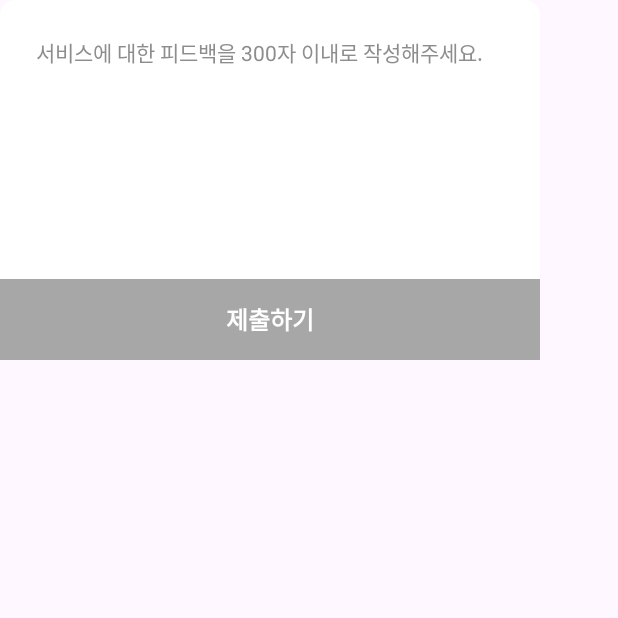
After one commit to team-pixels-dev/EarlyBird-Android, an Android app: the fragment NpsCommentDialogFragment shown on its own in the app's theme, on a phone screen of 412 x 824 dp, the top half of it. The commit adds this screen. Run offline under Robolectric (Android 15) with nearby library versions, the light colour scheme and no system bars.

Commit message:
nps comment ui 만들기

```diff
--- a/app/src/main/AndroidManifest.xml
+++ b/app/src/main/AndroidManifest.xml
@@ -1,6 +1,7 @@
 <?xml version="1.0" encoding="utf-8"?>
 <manifest xmlns:android="http://schemas.android.com/apk/res/android"
     xmlns:tools="http://schemas.android.com/tools">
+
     <uses-permission android:name="android.permission.INTERNET"/>
     <uses-permission android:name="android.permission.POST_NOTIFICATIONS" />
     <uses-permission android:name="android.permission.RECEIVE_BOOT_COMPLETED" />
--- /dev/null
+++ b/app/src/main/java/com/suhwan/earlybird_test/ui/nps/NpsCommentDialogFragment.kt
@@ -0,0 +1,60 @@
+package com.suhwan.earlybird_test.ui.nps
+
+import android.os.Bundle
+import androidx.fragment.app.Fragment
+import android.view.LayoutInflater
+import android.view.View
+import android.view.ViewGroup
+import com.suhwan.earlybird_test.R
+
+// TODO: Rename parameter arguments, choose names that match
+// the fragment initialization parameters, e.g. ARG_ITEM_NUMBER
+private const val ARG_PARAM1 = "param1"
+private const val ARG_PARAM2 = "param2"
+
+/**
+ * A simple [Fragment] subclass.
+ * Use the [NpsCommentDialogFragment.newInstance] factory method to
+ * create an instance of this fragment.
+ */
+class NpsCommentDialogFragment : Fragment() {
+    // TODO: Rename and change types of parameters
+    private var param1: String? = null
+    private var param2: String? = null
+
+    override fun onCreate(savedInstanceState: Bundle?) {
+        super.onCreate(savedInstanceState)
+        arguments?.let {
+            param1 = it.getString(ARG_PARAM1)
+            param2 = it.getString(ARG_PARAM2)
+        }
+    }
+
+    override fun onCreateView(
+        inflater: LayoutInflater, container: ViewGroup?,
+        savedInstanceState: Bundle?
+    ): View? {
+        // Inflate the layout for this fragment
+        return inflater.inflate(R.layout.fragment_nps_comment_dialog, container, false)
+    }
+
+    companion object {
+        /**
+         * Use this factory method to create a new instance of
+         * this fragment using the provided parameters.
+         *
+         * @param param1 Parameter 1.
+         * @param param2 Parameter 2.
+         * @return A new instance of fragment NpsCommentDialogFragment.
+         */
+        // TODO: Rename and change types and number of parameters
+        @JvmStatic
+        fun newInstance(param1: String, param2: String) =
+            NpsCommentDialogFragment().apply {
+                arguments = Bundle().apply {
+                    putString(ARG_PARAM1, param1)
+                    putString(ARG_PARAM2, param2)
+                }
+            }
+    }
+}
--- /dev/null
+++ b/app/src/main/res/layout/fragment_nps_comment_dialog.xml
@@ -0,0 +1,45 @@
+<?xml version="1.0" encoding="utf-8"?>
+<FrameLayout xmlns:android="http://schemas.android.com/apk/res/android"
+    xmlns:app="http://schemas.android.com/apk/res-auto"
+    xmlns:tools="http://schemas.android.com/tools"
+    android:layout_width="wrap_content"
+    android:layout_height="wrap_content"
+    tools:context=".ui.nps.NpsScoreDialogFragment">
+    <androidx.constraintlayout.widget.ConstraintLayout
+        android:layout_width="360dp"
+        android:layout_height="240dp"
+        android:background="@drawable/round10">
+
+        <EditText
+            android:layout_width="match_parent"
+            android:layout_height="wrap_content"
+            android:background="@null"
+            android:hint="@string/hint"
+            android:textColorHint="@color/gray"
+            android:textSize="14sp"
+            android:layout_marginTop="24dp"
+            android:layout_marginHorizontal="24dp"
+            android:maxLength="300"
+            app:layout_constraintEnd_toEndOf="parent"
+            app:layout_constraintStart_toStartOf="parent"
+            app:layout_constraintTop_toTopOf="parent" />
+
+
+        <androidx.appcompat.widget.AppCompatButton
+            android:id="@+id/submit_button"
+            android:layout_width="match_parent"
+            android:layout_height="54dp"
+            android:layout_gravity="bottom"
+            android:background="@color/nps_button"
+            android:stateListAnimator="@null"
+            android:text="@string/nps_submit"
+            android:textColor="@color/white"
+            android:textSize="16sp"
+            android:textStyle="bold"
+            android:clickable="false"
+            android:layout_marginTop="30dp"
+            app:layout_constraintBottom_toBottomOf="parent"
+            app:layout_constraintEnd_toEndOf="parent"
+            app:layout_constraintStart_toStartOf="parent" />
+    </androidx.constraintlayout.widget.ConstraintLayout>
+</FrameLayout>
--- a/app/src/main/res/values/strings.xml
+++ b/app/src/main/res/values/strings.xml
@@ -36,7 +36,7 @@
     <string name="splash_text_1">얼리버드<font color='#4C4C4C'>와 함께라면</font></string>
     <string name="splash_text_2">시작이 어렵지 않아요</string>
 
-    <!--nps_fragment-->
+    <!--nps_score_fragment-->
     <string name="nps_question">얼리버드를 주변에 얼마나\n추천하고 싶으신가요?</string>
     <string name="nps_no_recommend">추천 안해요</string>
     <string name="nps_yes_recommend">정말 추천해요</string>
@@ -44,5 +44,8 @@
     <string name="nps_think">사용하면서 아쉬웠던 점이 있다면 적어주세요</string>
     <string name="nps_finish">완료하기</string>
 
+    <!--nps_comment_fragment-->
+    <string name="hint">서비스에 대한 피드백을 300자 이내로 작성해주세요.</string>
+
 
 </resources>
```
Also changed, not shown: app/src/main/java/com/suhwan/earlybird_test/db/ClientManager.kt (+22 -0 lines), app/src/main/java/com/suhwan/earlybird_test/ui/main/MainActivity.kt (+30 -6 lines), app/src/main/java/com/suhwan/earlybird_test/ui/nps/NpsScoreDialogFragment.kt (renamed from app/src/main/java/com/suhwan/earlybird_test/ui/nps/NpsDialogFragment.kt, +5 -10 lines), app/src/main/java/com/suhwan/earlybird_test/ui/timer/TimerService.kt (+5 -5 lines), app/src/main/res/layout/fragment_nps_score.xml (renamed from app/src/main/res/layout/fragment_nps.xml, +1 -6 lines).
